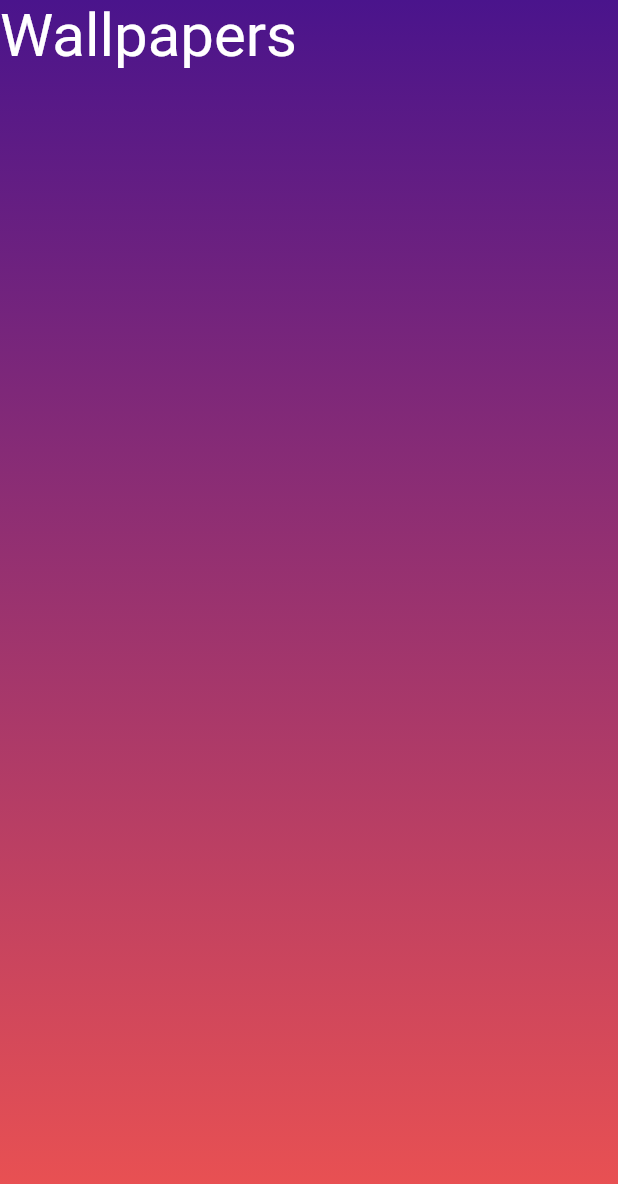
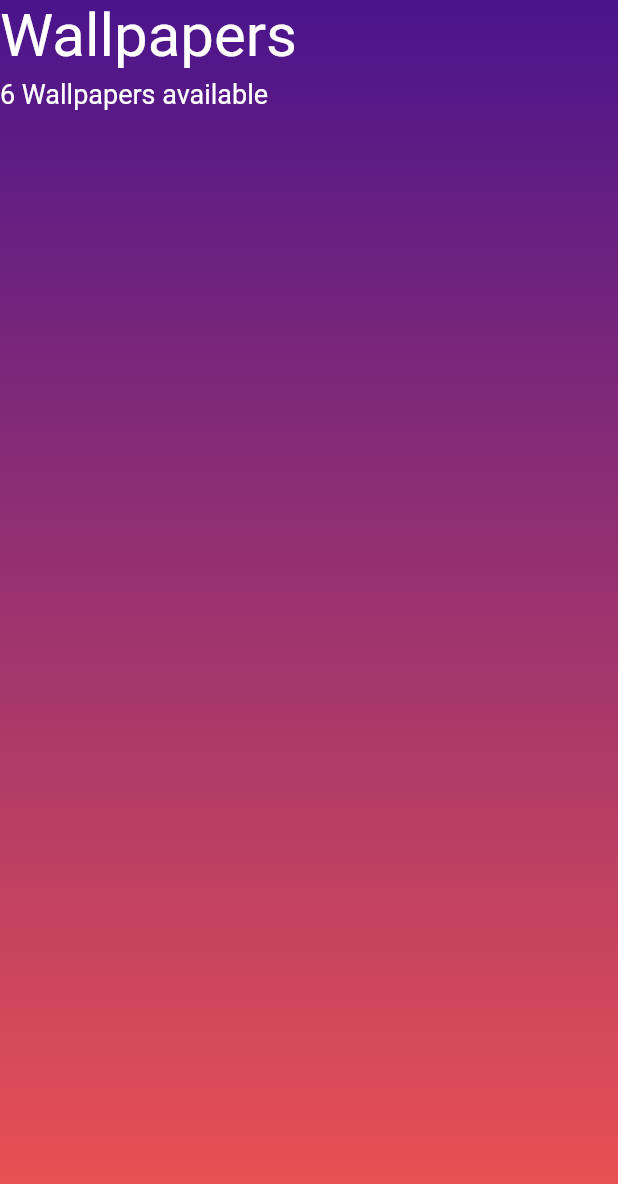
Before and after one commit to ppmasa8/practiceUiorWidget, a Flutter app: the screen it shows after launch, on a phone screen of 412 x 824 dp. Shown: the top 1184 px of the screen. Run offline on Flutter 3.47's test engine with Material 2 defaults, Android fonts, the phone set to English and light mode, and no system bars.

Commit message:
Add main title widgets

```diff
--- a/lib/pages/home.dart
+++ b/lib/pages/home.dart
@@ -1,5 +1,6 @@
 import 'package:flutter/material.dart';
 import 'package:hands_on_wallpaper/pages/home_widgets/gradient_background.dart';
+import 'package:hands_on_wallpaper/pages/home_widgets/main_title.dart';
 
 class HomePage extends StatelessWidget {
   const HomePage({Key? key}) : super(key: key);
@@ -9,9 +10,11 @@ class HomePage extends StatelessWidget {
     return Scaffold(
       body: GradientBackground(
         padding: EdgeInsets.fromLTRB(20, 45, 20, 0),
-        child: Text(
-          'Wallpapers',
-          style: TextStyle(fontSize: 40, color: Colors.white),
+        child: Column(
+          crossAxisAlignment: CrossAxisAlignment.start,
+          children: [
+            MainTitle()
+          ],
         ),
       )
     );
--- /dev/null
+++ b/lib/pages/home_widgets/main_title.dart
@@ -0,0 +1,21 @@
+import 'package:flutter/material.dart';
+
+class MainTitle extends StatelessWidget {
+  @override
+  Widget build(BuildContext context) {
+    return Column(
+      crossAxisAlignment: CrossAxisAlignment.start,
+      children: [
+        Text(
+          'Wallpapers',
+          style: TextStyle(fontSize: 40, color: Colors.white),
+        ),
+        SizedBox(height: 5,),
+        Text(
+          '6 Wallpapers available',
+          style: TextStyle(fontSize: 18, color: Colors.white),
+        ),
+      ],
+    );
+  }
+}
```
